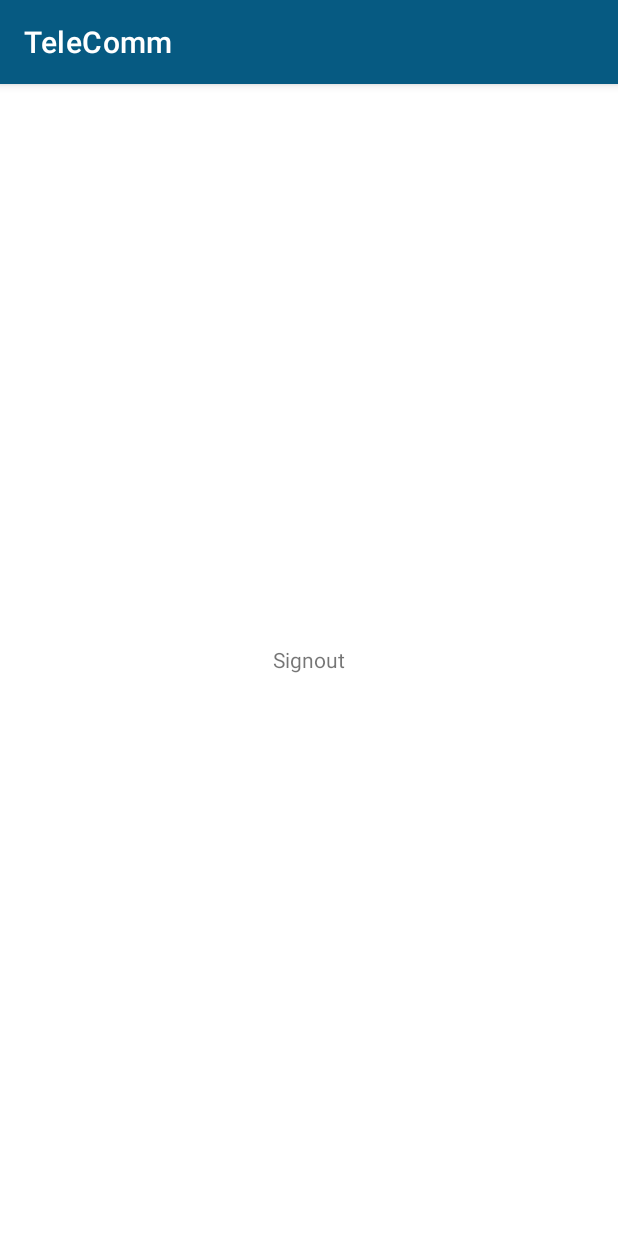
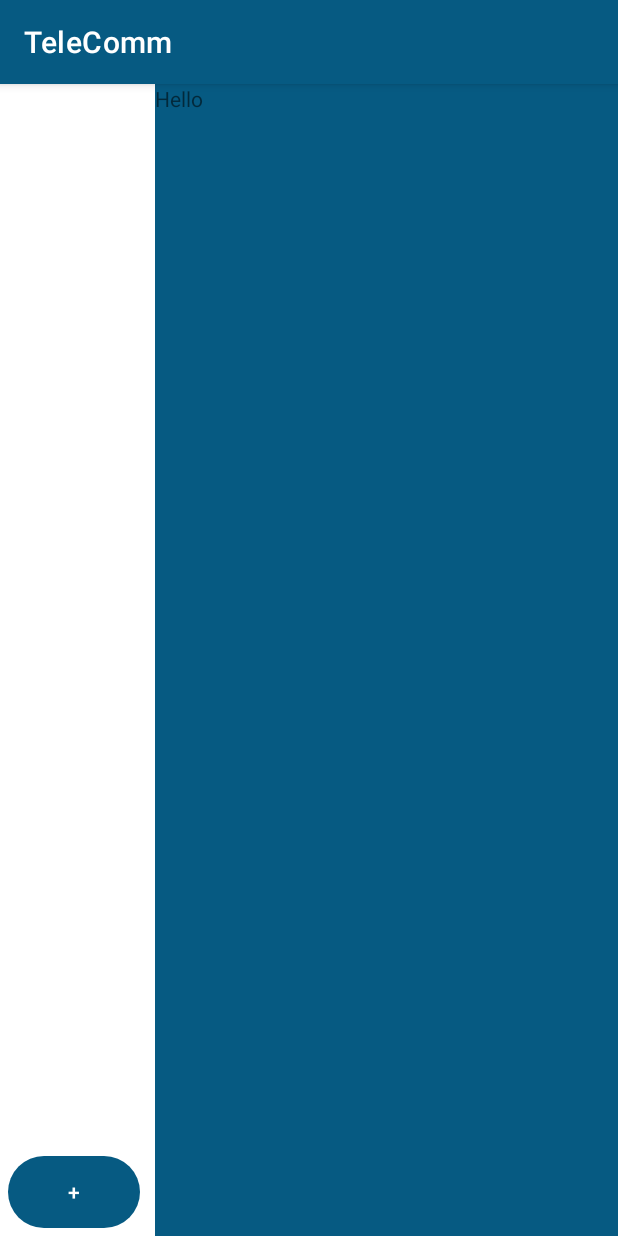
Before and after one commit to jobanjit-singh/Telecomm-Telegram-Clone-, an Android app: the AccountCreatedActivity screen opened directly, with no data from a screen before it, after a tap on "START CHAT", on a phone screen of 412 x 824 dp. Run offline under Robolectric (Android 15) with nearby library versions, the phone set to English and light mode, and no system bars; our stand-ins replace Firebase (no records; nobody signed in at launch, a user with empty details on screens opened directly).

Commit message:
Chat Contact List Module Work in Progress

```diff
--- a/app/src/main/java/com/example/telecomm/AccountCreatedActivity.java
+++ b/app/src/main/java/com/example/telecomm/AccountCreatedActivity.java
@@ -34,7 +34,9 @@ public class AccountCreatedActivity extends AppCompatActivity {
         account_created_start_btn.setOnClickListener(new View.OnClickListener() {
             @Override
             public void onClick(View view) {
-                startActivity(new Intent(AccountCreatedActivity.this,ChatActivity.class));
+                Intent i = new Intent(AccountCreatedActivity.this,ChatActivity.class);
+                i.putExtra("Number",getIntent().getStringExtra("Number"));
+                startActivity(i);
                 finish();
             }
         });
--- a/app/src/main/java/com/example/telecomm/AddDetails.java
+++ b/app/src/main/java/com/example/telecomm/AddDetails.java
@@ -129,7 +129,9 @@ public class AddDetails extends AppCompatActivity {
                                                 .child(userNumber).setValue(data).addOnSuccessListener(new OnSuccessListener<Void>() {
                                                     @Override
                                                     public void onSuccess(Void unused) {
-                                                        startActivity(new Intent(AddDetails.this,AccountCreatedActivity.class));
+                                                        Intent i = new Intent(AddDetails.this,AccountCreatedActivity.class);
+                                                        i.putExtra("Number",userNumber);
+                                                        startActivity(i);
                                                         finish();
                                                     }
                                                 }).addOnFailureListener(new OnFailureListener() {
--- a/app/src/main/java/com/example/telecomm/ChatActivity.java
+++ b/app/src/main/java/com/example/telecomm/ChatActivity.java
@@ -10,19 +10,15 @@ import android.widget.TextView;
 import com.google.firebase.auth.FirebaseAuth;
 
 public class ChatActivity extends AppCompatActivity {
-    TextView signout;
+    private String number;
     @Override
     protected void onCreate(Bundle savedInstanceState) {
         super.onCreate(savedInstanceState);
         setContentView(R.layout.activity_chat);
-        signout = findViewById(R.id.sign);
-        signout.setOnClickListener(new View.OnClickListener() {
-            @Override
-            public void onClick(View view) {
-                FirebaseAuth.getInstance().signOut();
-                startActivity(new Intent(ChatActivity.this,HomeScreen.class));
-                finish();
-            }
-        });
+//        number = getIntent().getStringExtra("Number");
+
+        number = "+918727864043";
+        ContactListFragment frag = (ContactListFragment) getSupportFragmentManager().findFragmentById(R.id.ChatActivityContactListFrag);
+        frag.setData(number);
     }
 }
--- /dev/null
+++ b/app/src/main/java/com/example/telecomm/ChatFragment.java
@@ -0,0 +1,22 @@
+package com.example.telecomm;
+
+import android.os.Bundle;
+
+import androidx.fragment.app.Fragment;
+
+import android.view.LayoutInflater;
+import android.view.View;
+import android.view.ViewGroup;
+public class ChatFragment extends Fragment {
+    @Override
+    public void onCreate(Bundle savedInstanceState) {
+        super.onCreate(savedInstanceState);
+    }
+
+    @Override
+    public View onCreateView(LayoutInflater inflater, ViewGroup container,
+                             Bundle savedInstanceState) {
+        // Inflate the layout for this fragment
+        return inflater.inflate(R.layout.fragment_chat, container, false);
+    }
+}
--- /dev/null
+++ b/app/src/main/java/com/example/telecomm/ContactListFragment.java
@@ -0,0 +1,112 @@
+package com.example.telecomm;
+
+import android.content.Context;
+import android.content.Intent;
+import android.os.Bundle;
+
+import androidx.annotation.NonNull;
+import androidx.annotation.Nullable;
+import androidx.appcompat.app.AppCompatActivity;
+import androidx.fragment.app.Fragment;
+import androidx.recyclerview.widget.RecyclerView;
+
+import android.telephony.TelephonyManager;
+import android.util.Log;
+import android.view.LayoutInflater;
+import android.view.View;
+import android.view.ViewGroup;
+import android.widget.Button;
+import android.widget.Toast;
+
+import com.google.firebase.database.DataSnapshot;
+import com.google.firebase.database.DatabaseError;
+import com.google.firebase.database.DatabaseReference;
+import com.google.firebase.database.FirebaseDatabase;
+import com.google.firebase.database.ValueEventListener;
+
+import java.util.ArrayList;
+import java.util.List;
+
+public class ContactListFragment extends Fragment {
+    Button contactFragAddChatBtn;
+    RecyclerView contactFragRecyclarView;
+    private ArrayList<String> numbers = new ArrayList<>();
+    private String userNumber="";
+    private ArrayList<ChatContactListDataModel> chatList = new ArrayList<>();
+    private ArrayList<String> chatNumbers = new ArrayList<>();
+    @Override
+    public void onCreate(Bundle savedInstanceState) {
+        super.onCreate(savedInstanceState);
+    }
+
+    @Override
+    public View onCreateView(LayoutInflater inflater, ViewGroup container,
+                             Bundle savedInstanceState) {
+        // Inflate the layout for this fragment
+        View v = inflater.inflate(R.layout.fragment_contact_list, container, false);
+        return v;
+    }
+
+    @Override
+    public void onViewCreated(@NonNull View view, @Nullable Bundle savedInstanceState) {
+        super.onViewCreated(view, savedInstanceState);
+        contactFragAddChatBtn = getView().findViewById(R.id.ContactFragAddChatBtn);
+        contactFragRecyclarView = getView().findViewById(R.id.ContactListFragRecyclerView);
+        contactFragAddChatBtn.setOnClickListener(new View.OnClickListener() {
+            @Override
+            public void onClick(View view) {
+                getUserNumbers();
+                contactFragAddChatBtn.setText("Wait..");
+            }
+        });
+
+
+    }
+    public void getUserNumbers(){
+        DatabaseReference ref = FirebaseDatabase.getInstance().getReference().child("chat");
+        ref.addValueEventListener(new ValueEventListener() {
+            @Override
+            public void onDataChange(@NonNull DataSnapshot snapshot) {
+                for(DataSnapshot data : snapshot.getChildren()){
+                    numbers.add(data.getKey());
+                }
+                Log.d("Data","Data is come");
+                contactFragAddChatBtn.setText("+");
+                Intent i = new Intent(getContext(),UserListActivity.class);
+                Bundle numberData = new Bundle();
+                numberData.putStringArrayList("Number Data",numbers);
+                i.putExtra("UserNumber",numberData);
+                i.putExtra("User",userNumber);
+                startActivity(i);
+                getActivity().finish();
+            }
+
+            @Override
+            public void onCancelled(@NonNull DatabaseError error) {
+                Toast.makeText(getContext(), "Error in Fetching Numbers", Toast.LENGTH_SHORT).show();
+            }
+        });
+    }
+    public void setData(String n){
+        userNumber = n;
+
+        FirebaseDatabase.getInstance().getReference().child("chat")
+                .child(userNumber).child("chats")
+                .addListenerForSingleValueEvent(new ValueEventListener() {
+                    @Override
+                    public void onDataChange(@NonNull DataSnapshot snapshot) {
+                        for(DataSnapshot data : snapshot.getChildren()) {
+                            chatNumbers.add(data.getKey());
+                        }
+                    }
+
+                    @Override
+                    public void onCancelled(@NonNull DatabaseError error) {
+                        Toast.makeText(getContext(), "Error in fetching Chats", Toast.LENGTH_SHORT).show();
+                    }
+                });
+
+        //Get User Details for contact list
+
+    }
+}
--- a/app/src/main/res/layout/activity_chat.xml
+++ b/app/src/main/res/layout/activity_chat.xml
@@ -1,5 +1,5 @@
 <?xml version="1.0" encoding="utf-8"?>
-<RelativeLayout
+<LinearLayout
     xmlns:android="http://schemas.android.com/apk/res/android"
     xmlns:app="http://schemas.android.com/apk/res-auto"
     xmlns:tools="http://schemas.android.com/tools"
@@ -8,10 +8,19 @@
     android:gravity="center"
     tools:context=".ChatActivity">
 
-    <TextView
-        android:id="@+id/sign"
-        android:layout_width="wrap_content"
-        android:layout_height="wrap_content"
-        android:text="Signout"/>
+    <fragment
+        android:id="@+id/ChatActivityContactListFrag"
+        android:layout_width="match_parent"
+        android:layout_height="match_parent"
+        android:name="com.example.telecomm.ContactListFragment"
+        android:layout_weight="3"
+        />
+    <fragment
+        android:id="@+id/ChatActivityChatFrag"
+        android:layout_width="match_parent"
+        android:layout_height="match_parent"
+        android:name="com.example.telecomm.ChatFragment"
+        android:layout_weight="1"
+        />
 
-</RelativeLayout>
+</LinearLayout>
--- /dev/null
+++ b/app/src/main/res/layout/fragment_chat.xml
@@ -0,0 +1,15 @@
+<?xml version="1.0" encoding="utf-8"?>
+<RelativeLayout
+    xmlns:android="http://schemas.android.com/apk/res/android"
+    xmlns:tools="http://schemas.android.com/tools"
+    android:layout_width="match_parent"
+    android:layout_height="match_parent"
+    android:background="@color/mainColor"
+    tools:context=".ChatFragment">
+
+    <TextView
+        android:layout_width="wrap_content"
+        android:layout_height="wrap_content"
+        android:text="Hello"/>
+
+</RelativeLayout>
--- /dev/null
+++ b/app/src/main/res/layout/fragment_contact_list.xml
@@ -0,0 +1,24 @@
+<?xml version="1.0" encoding="utf-8"?>
+<RelativeLayout
+    xmlns:android="http://schemas.android.com/apk/res/android"
+    xmlns:tools="http://schemas.android.com/tools"
+    android:layout_width="match_parent"
+    android:layout_height="match_parent"
+    android:layout_margin="10dp"
+    tools:context=".ContactListFragment">
+
+    <androidx.recyclerview.widget.RecyclerView
+        android:id="@+id/ContactListFragRecyclerView"
+        android:layout_width="match_parent"
+        android:layout_height="match_parent"
+        android:layout_above="@+id/ContactFragAddChatBtn"/>
+
+    <Button
+        android:id="@+id/ContactFragAddChatBtn"
+        android:layout_margin="5dp"
+        android:layout_width="wrap_content"
+        android:layout_height="wrap_content"
+        android:background="@drawable/buttonback"
+        android:text="+"
+        android:layout_alignParentBottom="true"/>
+</RelativeLayout>
--- a/app/src/main/res/values/strings.xml
+++ b/app/src/main/res/values/strings.xml
@@ -12,4 +12,8 @@
     <string name="addDetailsHeadingWelcome">Welcome to TeleComm</string>
     <string name="account_created_AllDoneText">All Done!</string>
     <string name="account_created_Start_Chatting">Start Chat</string>
+    <!-- TODO: Remove or change this placeholder text -->
+    <string name="hello_blank_fragment">Hello blank fragment</string>
+
+    <string name="userListEmptyTxt">No User Found</string>
 </resources>
```
Also changed, not shown: app/src/main/AndroidManifest.xml (+14 -11 lines), app/src/main/java/com/example/telecomm/ChatContactListDataModel.java (added, +37 -0 lines), app/src/main/java/com/example/telecomm/UserListActivity.java (added, +136 -0 lines), app/src/main/res/layout/activity_user_list.xml (added, +34 -0 lines).
